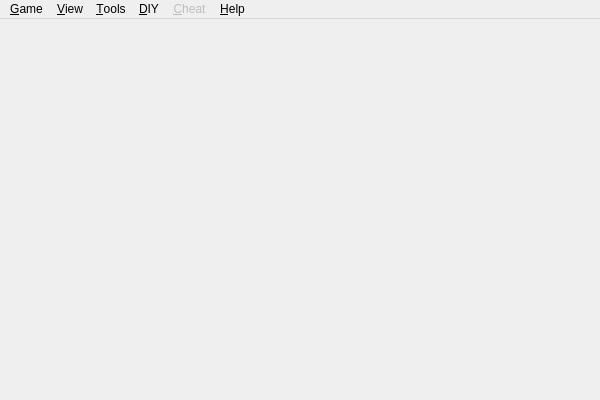
Qt form src/dialog/mainwindow.ui (wy19890204/Shuihusha) before a commit.
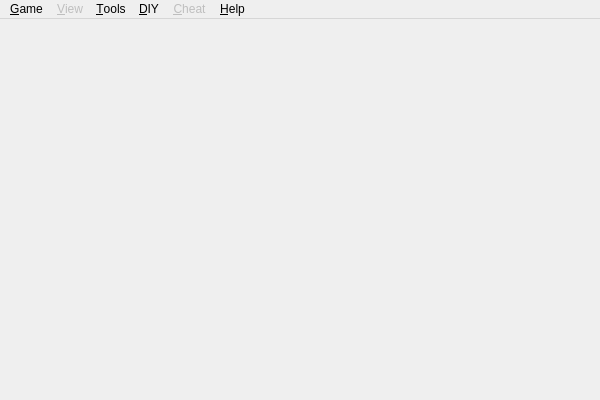
The same form after that commit. Icons and pictures are not drawn.

Diff of the .ui file:
```diff
--- a/src/dialog/mainwindow.ui
+++ b/src/dialog/mainwindow.ui
@@ -70,6 +70,9 @@
     <addaction name="actionAcknowledgement"/>
    </widget>
    <widget class="QMenu" name="menuView">
+    <property name="enabled">
+     <bool>false</bool>
+    </property>
     <property name="title">
      <string>&amp;View</string>
     </property>
```
